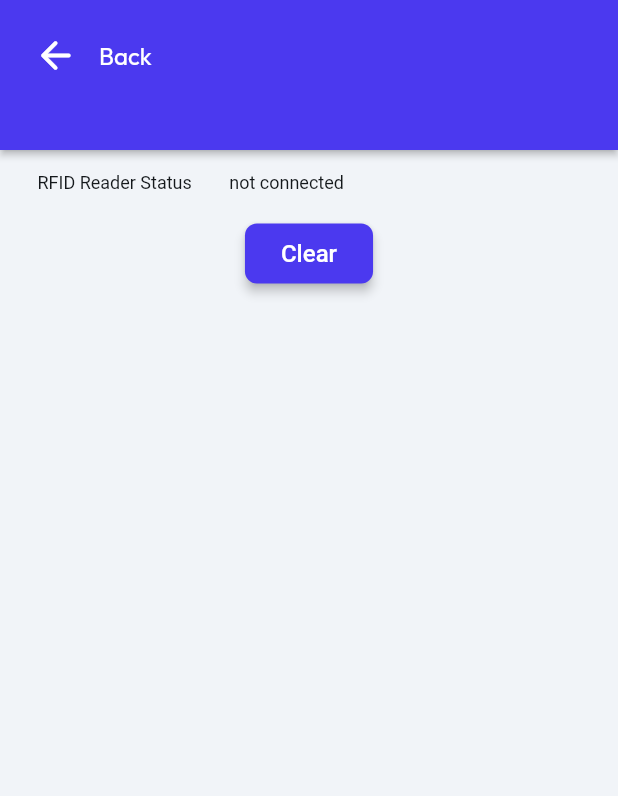
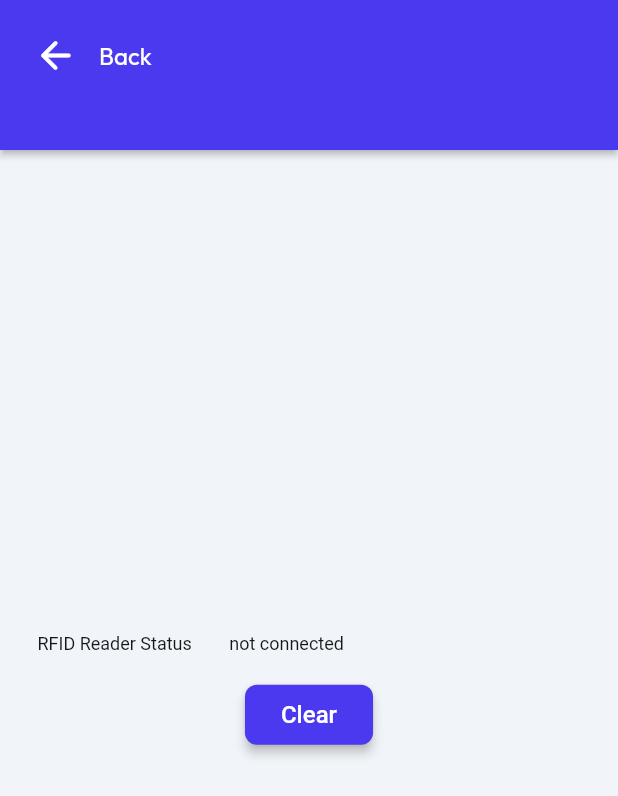
Before and after one commit to haitham-khairy/flutterflow, a Flutter app: the screen it shows after launch, on a phone screen of 412 x 824 dp. Shown: the top 796 px of the screen. Run offline on Flutter 3.47's test engine with Material 3 defaults, Android fonts, the phone set to English and light mode, and no system bars; drawn by our look-alikes of auto_size_text; our stand-ins replace equatable, flutter_svg, font_awesome_flutter, from_css_color, go_router, google_fonts and 4 more; missing offline and left inert: dart:ffi, json_path, mime_type, zebra_rfid_sdk_plugin; accounts and stored records are empty; Roboto replaces fonts that are missing (Readex Pro).

Commit message:
Updating to latest FlutterFlow output.

```diff
--- a/lib/pages/rfidreading/rfidreading_widget.dart
+++ b/lib/pages/rfidreading/rfidreading_widget.dart
@@ -142,6 +142,8 @@ class _RfidreadingWidgetState extends State<RfidreadingWidget> {
           top: true,
           child: Align(
             alignment: const AlignmentDirectional(0.0, 0.0),
+            child: SingleChildScrollView(
+              primary: false,
               child: Column(
                 mainAxisSize: MainAxisSize.max,
                 mainAxisAlignment: MainAxisAlignment.start,
@@ -188,7 +190,8 @@ class _RfidreadingWidgetState extends State<RfidreadingWidget> {
                     ),
                   ),
                   Padding(
-                  padding: const EdgeInsetsDirectional.fromSTEB(0.0, 0.0, 0.0, 15.0),
+                    padding:
+                        const EdgeInsetsDirectional.fromSTEB(0.0, 0.0, 0.0, 15.0),
                     child: Row(
                       mainAxisSize: MainAxisSize.max,
                       mainAxisAlignment: MainAxisAlignment.spaceEvenly,
@@ -199,7 +202,8 @@ class _RfidreadingWidgetState extends State<RfidreadingWidget> {
                               true,
                             );
                             setState(() {
-                            FFAppState().RFIDTagsList = _model.clearrfidoutput!
+                              FFAppState().RFIDTagsList = _model
+                                  .clearrfidoutput!
                                   .toList()
                                   .cast<RFIDTagsdataStruct>();
                             });
@@ -214,8 +218,9 @@ class _RfidreadingWidgetState extends State<RfidreadingWidget> {
                             iconPadding: const EdgeInsetsDirectional.fromSTEB(
                                 0.0, 0.0, 0.0, 0.0),
                             color: FlutterFlowTheme.of(context).primary,
-                          textStyle:
-                              FlutterFlowTheme.of(context).titleSmall.override(
+                            textStyle: FlutterFlowTheme.of(context)
+                                .titleSmall
+                                .override(
                                   fontFamily: 'Readex Pro',
                                   color: Colors.white,
                                   letterSpacing: 0.0,
@@ -231,8 +236,7 @@ class _RfidreadingWidgetState extends State<RfidreadingWidget> {
                       ],
                     ),
                   ),
-                Expanded(
-                  child: Padding(
+                  Padding(
                     padding:
                         const EdgeInsetsDirectional.fromSTEB(15.0, 0.0, 15.0, 0.0),
                     child: Builder(
@@ -333,8 +337,8 @@ class _RfidreadingWidgetState extends State<RfidreadingWidget> {
                       },
                     ),
                   ),
+                ].divide(const SizedBox(height: 5.0)),
               ),
-              ].divide(const SizedBox(height: 5.0)),
             ),
           ),
         ),
```
Lines whose indentation alone changed are shown as unchanged.
